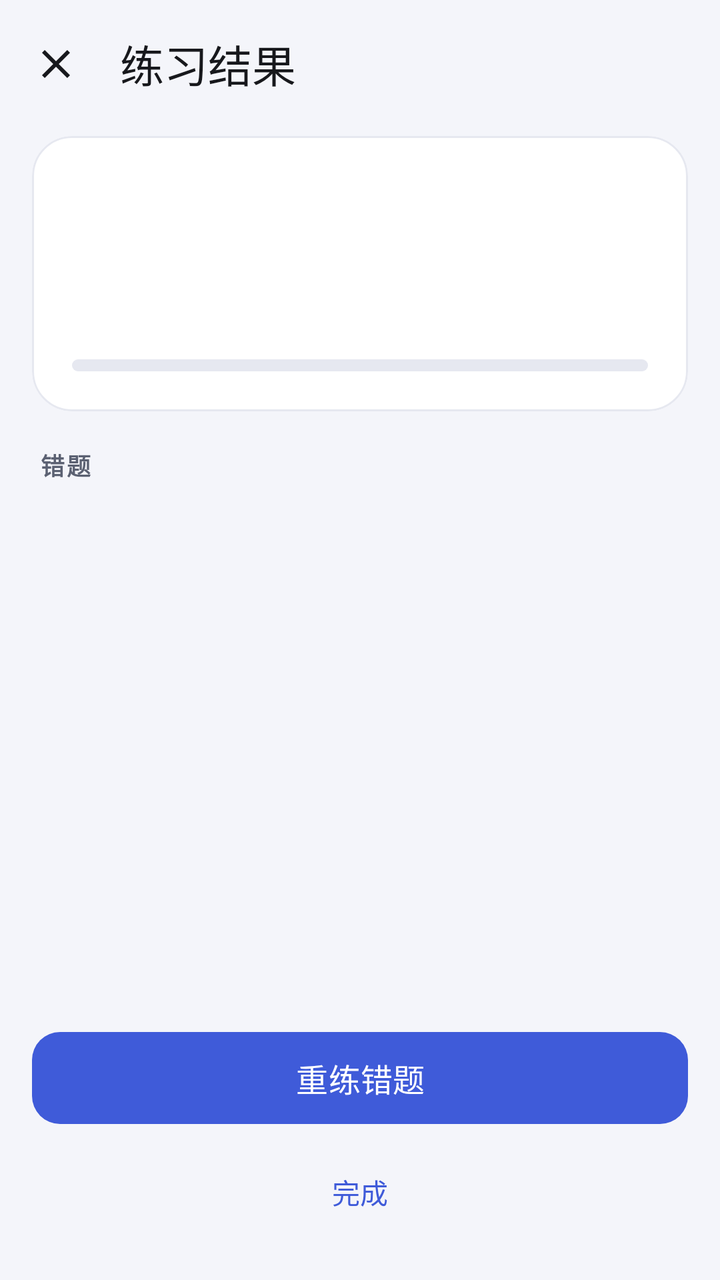
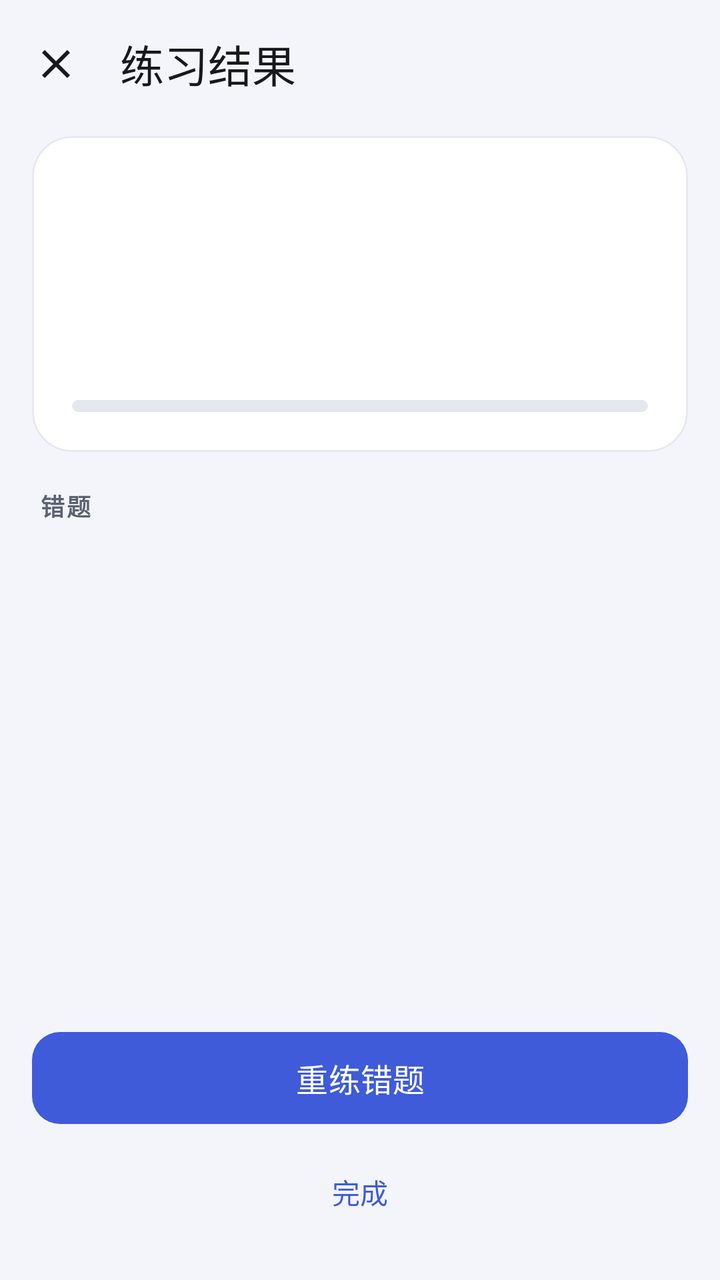

The first picture is an Android layout as it rendered before a commit; the second is the same layout after the commit. The layout source and the unified diff follow.
<!-- AndroidManifest.xml: application theme Theme.WordDrill -->
<!-- res/layout/activity_result.xml -->
<?xml version="1.0" encoding="utf-8"?>
<LinearLayout xmlns:android="http://schemas.android.com/apk/res/android"
    xmlns:app="http://schemas.android.com/apk/res-auto"
    android:id="@+id/root"
    android:layout_width="match_parent"
    android:layout_height="match_parent"
    android:background="@color/bg"
    android:orientation="vertical">

    <com.google.android.material.appbar.MaterialToolbar
        android:id="@+id/toolbar"
        style="@style/Toolbar.WordDrill"
        android:layout_width="match_parent"
        android:layout_height="?attr/actionBarSize"
        app:navigationIcon="@drawable/ic_close"
        app:title="@string/title_result" />

    <com.google.android.material.card.MaterialCardView
        android:layout_width="match_parent"
        android:layout_height="wrap_content"
        android:layout_marginStart="16dp"
        android:layout_marginTop="4dp"
        android:layout_marginEnd="16dp"
        app:cardBackgroundColor="@color/surface"
        app:cardCornerRadius="20dp"
        app:cardElevation="0dp"
        app:strokeColor="@color/divider"
        app:strokeWidth="1dp">

        <LinearLayout
            android:layout_width="match_parent"
            android:layout_height="wrap_content"
            android:orientation="vertical"
            android:padding="20dp">

            <TextView
                android:id="@+id/tvScore"
                android:layout_width="wrap_content"
                android:layout_height="wrap_content"
                android:includeFontPadding="false"
                android:maxLines="1"
                android:textColor="@color/brand"
                android:textSize="46sp"
                android:textStyle="bold" />

            <TextView
                android:id="@+id/tvScoreDetail"
                android:layout_width="match_parent"
                android:layout_height="wrap_content"
                android:layout_marginTop="8dp"
                android:lineSpacingExtra="2dp"
                android:textColor="@color/text_secondary"
                android:textSize="13sp" />

            <com.google.android.material.progressindicator.LinearProgressIndicator
                android:id="@+id/pbScore"
                android:layout_width="match_parent"
                android:layout_height="wrap_content"
                android:layout_marginTop="12dp"
                app:indicatorColor="@color/brand"
                app:trackColor="@color/divider"
                app:trackCornerRadius="3dp"
                app:trackStopIndicatorSize="0dp"
                app:trackThickness="6dp" />

            <TextView
                android:id="@+id/tvNextReview"
                android:layout_width="match_parent"
                android:layout_height="wrap_content"
                android:layout_marginTop="12dp"
                android:lineSpacingExtra="2dp"
                android:textColor="@color/text_hint"
                android:textSize="12sp"
                android:visibility="gone" />
        </LinearLayout>
    </com.google.android.material.card.MaterialCardView>

    <TextView
        android:id="@+id/tvWrongLabel"
        style="@style/Text.SectionLabel"
        android:layout_width="wrap_content"
        android:layout_height="wrap_content"
        android:layout_marginStart="20dp"
        android:layout_marginTop="18dp"
        android:text="错题" />

    <androidx.recyclerview.widget.RecyclerView
        android:id="@+id/recycler"
        android:layout_width="match_parent"
        android:layout_height="0dp"
        android:layout_marginTop="8dp"
        android:layout_weight="1"
        android:clipToPadding="false"
        android:paddingStart="16dp"
        android:paddingEnd="16dp"
        android:paddingBottom="8dp" />

    <LinearLayout
        android:layout_width="match_parent"
        android:layout_height="wrap_content"
        android:orientation="vertical"
        android:paddingStart="16dp"
        android:paddingTop="6dp"
        android:paddingEnd="16dp"
        android:paddingBottom="20dp">

        <com.google.android.material.button.MaterialButton
            android:id="@+id/btnRetry"
            android:layout_width="match_parent"
            android:layout_height="54dp"
            android:text="@string/action_retry_wrong"
            android:textSize="16sp"
            app:cornerRadius="14dp" />

        <com.google.android.material.button.MaterialButton
            android:id="@+id/btnHome"
            style="@style/Widget.Material3.Button.TextButton"
            android:layout_width="match_parent"
            android:layout_height="48dp"
            android:layout_marginTop="6dp"
            android:text="@string/action_back_home"
            android:textSize="14sp" />
    </LinearLayout>
</LinearLayout>
<!-- resources referenced by this layout -->
<resources>
  <color name="bg">#F4F5FA</color>
  <color name="brand">#3F5BD9</color>
  <color name="divider">#E6E8F0</color>
  <color name="surface">#FFFFFF</color>
  <color name="text_hint">#6A7280</color>
  <color name="text_secondary">#5B6172</color>
  <!-- drawable ic_close (drawable) -->
  <?xml version="1.0" encoding="utf-8"?>
  <vector xmlns:android="http://schemas.android.com/apk/res/android"
      android:width="24dp"
      android:height="24dp"
      android:viewportWidth="24"
      android:viewportHeight="24">
      <path
          android:fillColor="#FFFFFF"
          android:pathData="M19,6.41L17.59,5 12,10.59 6.41,5 5,6.41 10.59,12 5,17.59 6.41,19 12,13.41 17.59,19 19,17.59 13.41,12z" />
  </vector>
  <string name="action_back_home">完成</string>
  <string name="action_retry_wrong">重练错题</string>
  <string name="title_result">练习结果</string>
  <style name="Text.SectionLabel" parent="">
          <item name="android:textSize">12sp</item>
          <item name="android:textColor">@color/text_secondary</item>
          <item name="android:letterSpacing">0.08</item>
          <item name="android:textStyle">bold</item>
      </style>
  <style name="Toolbar.WordDrill" parent="Widget.Material3.Toolbar">
          <item name="android:background">@color/bg</item>
          <item name="titleTextColor">@color/text_primary</item>
          <item name="subtitleTextColor">@color/text_secondary</item>
          <item name="navigationIconTint">@color/text_primary</item>
      </style>
  <style name="Theme.WordDrill" parent="Theme.Material3.DayNight.NoActionBar">
          <item name="colorPrimary">@color/brand</item>
          <item name="colorOnPrimary">@color/white</item>
          <item name="colorPrimaryContainer">@color/brand_container</item>
          <item name="colorOnPrimaryContainer">@color/brand_dark</item>
          <item name="colorSecondary">@color/accent</item>
          <item name="colorSurface">@color/surface</item>
          <item name="android:colorBackground">@color/bg</item>
          <item name="android:windowBackground">@color/bg</item>
          <item name="android:statusBarColor">@color/bg</item>
          <item name="android:navigationBarColor">@color/bg</item>
          <item name="android:windowLightStatusBar">@bool/light_status_bar</item>
      </style>
  <color name="text_primary">#17181C</color>
  <color name="white">#FFFFFF</color>
  <color name="brand_container">#E4E9FF</color>
  <color name="brand_dark">#1D2B6B</color>
  <color name="accent">#C97A00</color>
</resources>

<!-- the commit's change to res/layout/activity_result.xml (unified diff, before → after) -->
@@ -42,6 +42,15 @@
                 android:textColor="@color/brand"
                 android:textSize="46sp"
                 android:textStyle="bold" />
+
+            <TextView
+                android:id="@+id/tvSession"
+                android:layout_width="match_parent"
+                android:layout_height="wrap_content"
+                android:layout_marginTop="4dp"
+                android:lineSpacingExtra="2dp"
+                android:textColor="@color/text_hint"
+                android:textSize="12sp" />
 
             <TextView
                 android:id="@+id/tvScoreDetail"
